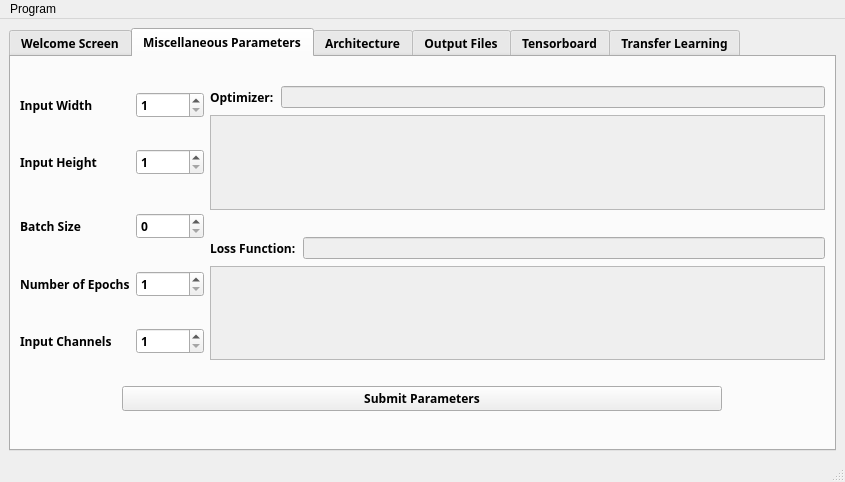
Qt form public/GUI/mainwindow.ui (mourra950/Siemens-System-Level-Modelling-of-ASDLA-Graduation-Project) before a commit.
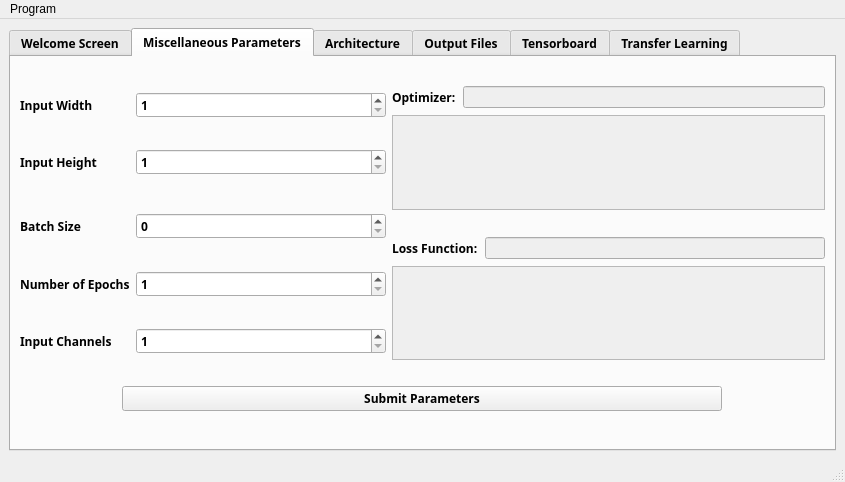
The same form after that commit.

Commit message:
Saving using QFiledialogue
User now is able to select the location and the name of the json file dynamcly

```diff
--- a/public/GUI/mainwindow.ui
+++ b/public/GUI/mainwindow.ui
@@ -128,6 +128,12 @@
               </item>
               <item row="3" column="1">
                <widget class="QSpinBox" name="inputHeight_QSpinBox">
+                <property name="minimumSize">
+                 <size>
+                  <width>250</width>
+                  <height>0</height>
+                 </size>
+                </property>
                 <property name="minimum">
                  <number>1</number>
                 </property>
```
The commit also changes 2 other files.
